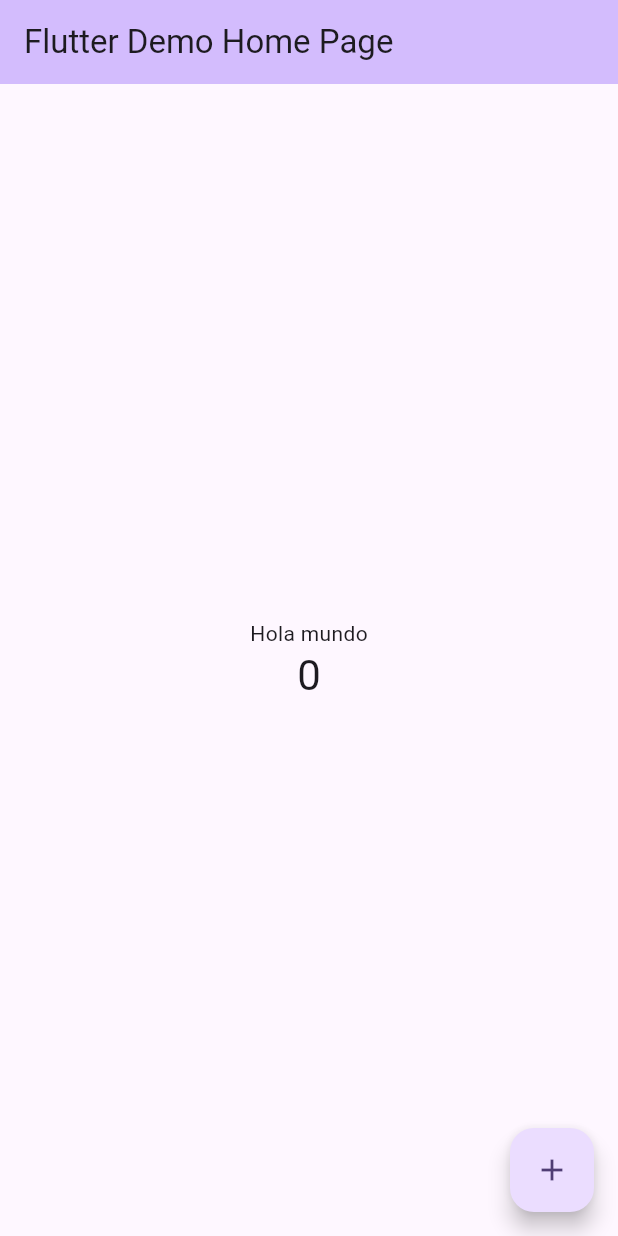
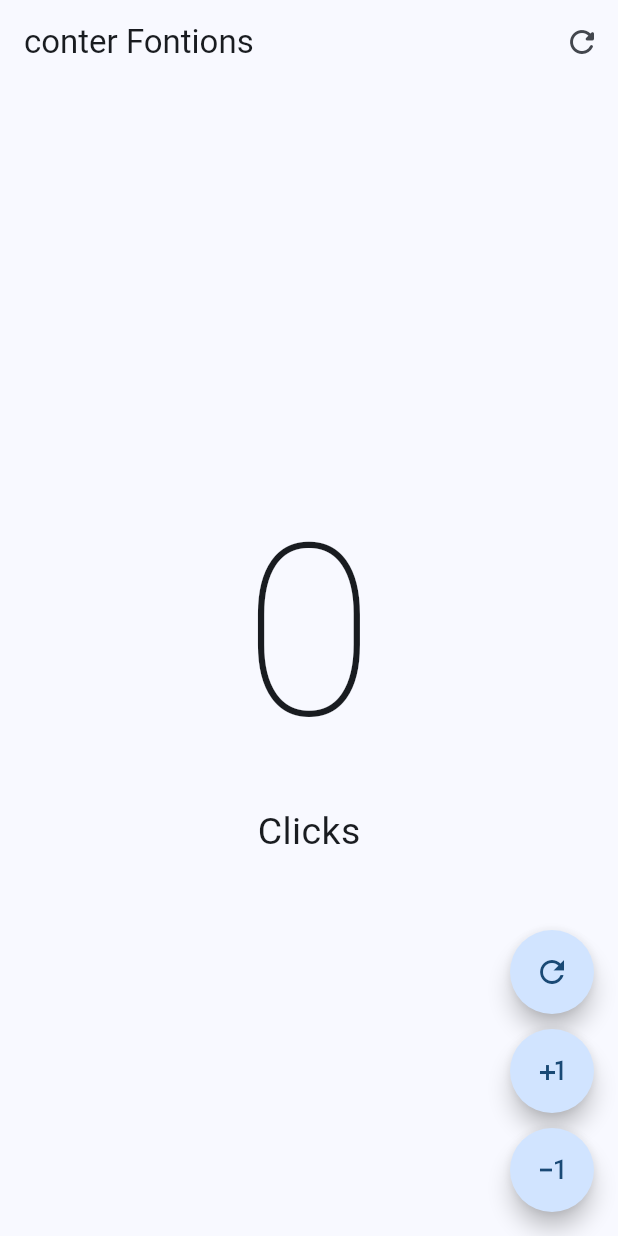
Before and after one commit to samuelcatalanz123/flutter, a Flutter app: the screen it shows after launch, on a phone screen of 412 x 824 dp. Run offline on Flutter 3.47's test engine with Material 3 defaults, Android fonts, the phone set to English and light mode, and no system bars.

Commit message:
He llegado a la primera sección de Flutter del tutorial.

```diff
--- a/lib/main.dart
+++ b/lib/main.dart
@@ -1,5 +1,7 @@
 import 'package:flutter/material.dart';
+import 'package:sam/presentation/screens/counter/counter_functions_screen.dart';
 
+// import 'package:hello_world_app/presentation/screens/counter/counter_screen.dart';
 void main() {
   runApp(const MyApp());
 }
@@ -7,116 +9,17 @@ void main() {
 class MyApp extends StatelessWidget {
   const MyApp({super.key});
 
-  // This widget is the root of your application.
   @override
   Widget build(BuildContext context) {
     return MaterialApp(
-      title: 'Flutter Demo',
+      debugShowCheckedModeBanner: false,
       theme: ThemeData(
-        // This is the theme of your application.
-        //
-        // TRY THIS: Try running your application with "flutter run". You'll see
-        // the application has a purple toolbar. Then, without quitting the app,
-        // try changing the seedColor in the colorScheme below to Colors.green
-        // and then invoke "hot reload" (save your changes or press the "hot
-        // reload" button in a Flutter-supported IDE, or press "r" if you used
-        // the command line to start the app).
-        //
-        // Notice that the counter didn't reset back to zero; the application
-        // state is not lost during the reload. To reset the state, use hot
-        // restart instead.
-        //
-        // This works for code too, not just values: Most code changes can be
-        // tested with just a hot reload.
-        colorScheme: .fromSeed(seedColor: Colors.deepPurple),
+        useMaterial3: true,
+        colorSchemeSeed: Colors.blue,
+
+        // ThemeDa
       ),
-      home: const MyHomePage(title: 'Flutter Demo Home Page'),
+      home: const CounterFuntionsScreen(),
     );
   }
 }
-
-class MyHomePage extends StatefulWidget {
-  const MyHomePage({super.key, required this.title});
-
-  // This widget is the home page of your application. It is stateful, meaning
-  // that it has a State object (defined below) that contains fields that affect
-  // how it looks.
-
-  // This class is the configuration for the state. It holds the values (in this
-  // case the title) provided by the parent (in this case the App widget) and
-  // used by the build method of the State. Fields in a Widget subclass are
-  // always marked "final".
-
-  final String title;
-
-  @override
-  State<MyHomePage> createState() => _MyHomePageState();
-}
-
-class _MyHomePageState extends State<MyHomePage> {
-  int _counter = 0;
-
-  void _incrementCounter() {
-    setState(() {
-      // This call to setState tells the Flutter framework that something has
-      // changed in this State, which causes it to rerun the build method below
-      // so that the display can reflect the updated values. If we changed
-      // _counter without calling setState(), then the build method would not be
-      // called again, and so nothing would appear to happen.
-      _counter++;
-    });
-  }
-
-  @override
-  Widget build(BuildContext context) {
-    // This method is rerun every time setState is called, for instance as done
-    // by the _incrementCounter method above.
-    //
-    // The Flutter framework has been optimized to make rerunning build methods
-    // fast, so that you can just rebuild anything that needs updating rather
-    // than having to individually change instances of widgets.
-    return Scaffold(
-      appBar: AppBar(
-        // TRY THIS: Try changing the color here to a specific color (to
-        // Colors.amber, perhaps?) and trigger a hot reload to see the AppBar
-        // change color while the other colors stay the same.
-        backgroundColor: Theme.of(context).colorScheme.inversePrimary,
-        // Here we take the value from the MyHomePage object that was created by
-        // the App.build method, and use it to set our appbar title.
-        title: Text(widget.title),
-      ),
-      body: Center(
-        // Center is a layout widget. It takes a single child and positions it
-        // in the middle of the parent.
-        child: Column(
-          // Column is also a layout widget. It takes a list of children and
-          // arranges them vertically. By default, it sizes itself to fit its
-          // children horizontally, and tries to be as tall as its parent.
-          //
-          // Column has various properties to control how it sizes itself and
-          // how it positions its children. Here we use mainAxisAlignment to
-          // center the children vertically; the main axis here is the vertical
-          // axis because Columns are vertical (the cross axis would be
-          // horizontal).
-          //
-          // TRY THIS: Invoke "debug painting" (choose the "Toggle Debug Paint"
-          // action in the IDE, or press "p" in the console), to see the
-          // wireframe for each widget.
-          mainAxisAlignment: .center,
-          children: [
-            const Text('Hola mundo'),
-            Text(
-              '$_counter',
-              style: Theme.of(context).textTheme.headlineMedium,
-            ),
-          ],
-        ),
-      ),
-      floatingActionButton: FloatingActionButton(
-        onPressed: _incrementCounter,
-        tooltip: 'Increment',
-        child: const Icon(Icons.add),
-      ),
-    );
-  }
-}
--- /dev/null
+++ b/lib/presentation/screens/counter/counter_functions_screen.dart
@@ -0,0 +1,105 @@
+import 'package:flutter/material.dart';
+
+class CounterFuntionsScreen extends StatefulWidget {
+  const CounterFuntionsScreen({super.key});
+
+  @override
+  State<CounterFuntionsScreen> createState() => _CounterFunctionsScreenState();
+}
+
+class _CounterFunctionsScreenState extends State<CounterFuntionsScreen> {
+  int clickCounter = 0;
+
+  @override
+  Widget build(BuildContext) {
+    var floatingActionButton = FloatingActionButton(
+      shape: const StadiumBorder(),
+      onPressed: () {
+        if (clickCounter == 0) return;
+        clickCounter--;
+        setState(() {});
+      },
+      child: const Icon(Icons.plus_one),
+    );
+
+    return Scaffold(
+      appBar: AppBar(
+        title: const Text('conter Fontions'),
+        actions: [
+          IconButton(
+            icon: const Icon(Icons.refresh_rounded),
+            onPressed: () {
+              setState(() {
+                clickCounter = 0;
+              });
+            },
+          ),
+        ],
+      ),
+
+      //AppBar
+      body: Center(
+        child: Column(
+          mainAxisAlignment: MainAxisAlignment.center,
+          children: [
+            Text(
+              '$clickCounter',
+              style: const TextStyle(
+                fontSize: 160,
+                fontWeight: FontWeight.w100,
+              ),
+            ),
+
+            Text(
+              'Click${clickCounter == 1 ? '' : 's'}',
+              style: const TextStyle(fontSize: 25),
+            ),
+
+            //if( clickCounter == 1 )
+            // const Text('Click', style : TextStyle(fontSize: 25 )),
+
+            //if ( clickCounter ! = 1
+            // const Text('Click', style:
+          ],
+        ),
+      ),
+
+      floatingActionButton: Column(
+        mainAxisAlignment: MainAxisAlignment.end,
+        children: [
+          FloatingActionButton(
+            shape: const StadiumBorder(),
+            onPressed: () {
+              clickCounter = 0;
+              setState(() {});
+            },
+            child: const Icon(Icons.refresh_outlined),
+          ),
+
+          const SizedBox(height: 10),
+
+          FloatingActionButton(
+            shape: const StadiumBorder(),
+            onPressed: () {
+              clickCounter++;
+              setState(() {});
+            },
+            child: const Icon(Icons.plus_one),
+          ),
+
+          const SizedBox(height: 10),
+
+          FloatingActionButton(
+            shape: const StadiumBorder(),
+            onPressed: () {
+              if (clickCounter == 0) return;
+              clickCounter--;
+              setState(() {});
+            },
+            child: const Icon(Icons.exposure_minus_1_outlined),
+          ),
+        ],
+      ),
+    );
+  }
+}
--- a/lib/presentation/screens/counter/counter_screen.dart
+++ b/lib/presentation/screens/counter/counter_screen.dart
@@ -13,7 +13,7 @@ class _CounterScreenState extends State<CounterScreen> {
   @override
   Widget build(BuildContext) {
     return Scaffold(
-      appBar: AppBar(title: const Text('conter Screen')),
+      appBar: AppBar(title: const Text('Counter Screen')),
 
       body: Center(
         child: Column(
@@ -48,6 +48,6 @@ class _CounterScreenState extends State<CounterScreen> {
         },
         child: const Icon(Icons.plus_one),
       ),
-    );
+    ); //Column
   }
 }
```
